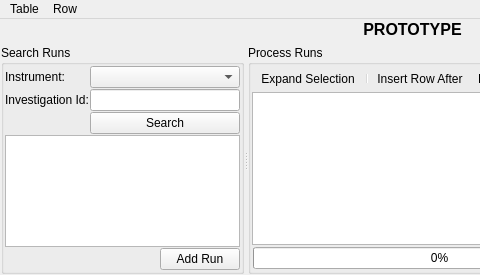
This is Code/Mantid/MantidQt/CustomInterfaces/inc/MantidQtCustomInterfaces/ReflMainWidget.ui in mantidproject/mantid as Qt 5 draws it before an edit; both pictures show x 0 to 480 and y 0 to 275 of the 825 by 275 pixel window. The edited form follows.
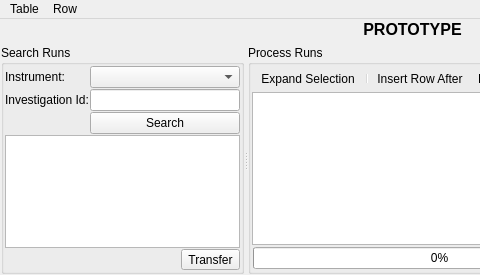
This is the edited form. Icons and pictures are not drawn.

Commit message: Refs #10392 Add placeholder "Transfer" action

```diff
--- a/Code/Mantid/MantidQt/CustomInterfaces/inc/MantidQtCustomInterfaces/ReflMainWidget.ui
+++ b/Code/Mantid/MantidQt/CustomInterfaces/inc/MantidQtCustomInterfaces/ReflMainWidget.ui
@@ -192,18 +192,12 @@
            </spacer>
           </item>
           <item>
-           <widget class="QPushButton" name="buttonTransfer">
-            <property name="sizePolicy">
-             <sizepolicy hsizetype="Preferred" vsizetype="Preferred">
-              <horstretch>0</horstretch>
-              <verstretch>0</verstretch>
-             </sizepolicy>
-            </property>
-            <property name="toolTip">
-             <string>Add the selected run to the table</string>
-            </property>
+           <widget class="QToolButton" name="buttonTransfer">
             <property name="text">
-             <string>Add Run</string>
+             <string>Transfer</string>
+            </property>
+            <property name="toolButtonStyle">
+             <enum>Qt::ToolButtonTextBesideIcon</enum>
             </property>
            </widget>
           </item>
```
Left out of the diff: 12 changed lines with no effect on the pictures. The commit also changes 5 other files.
